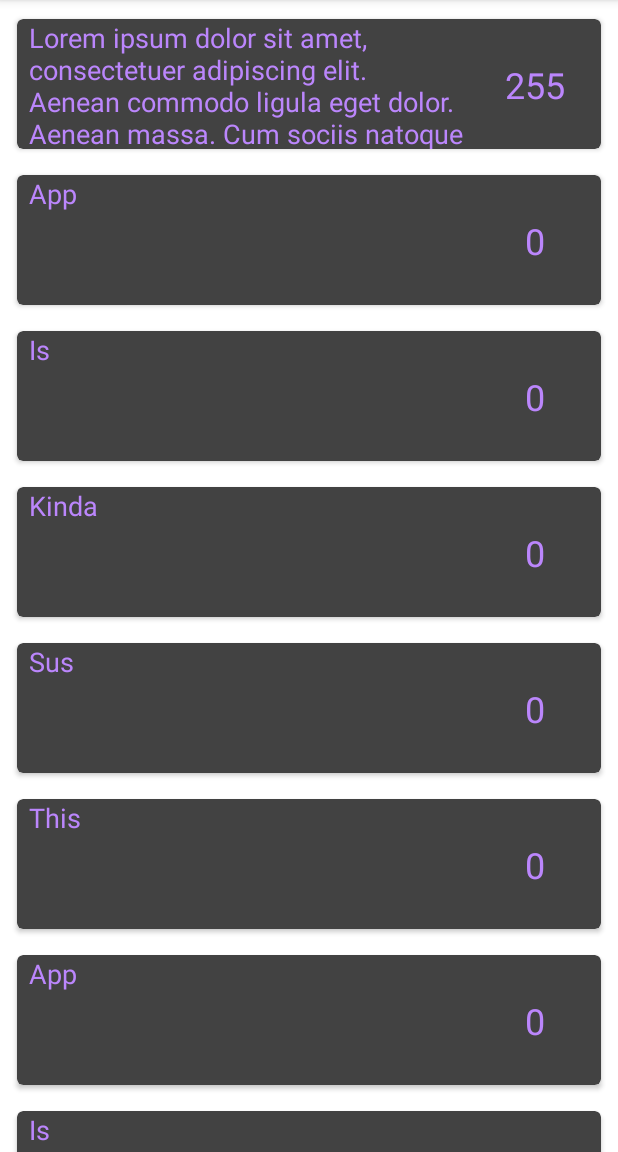
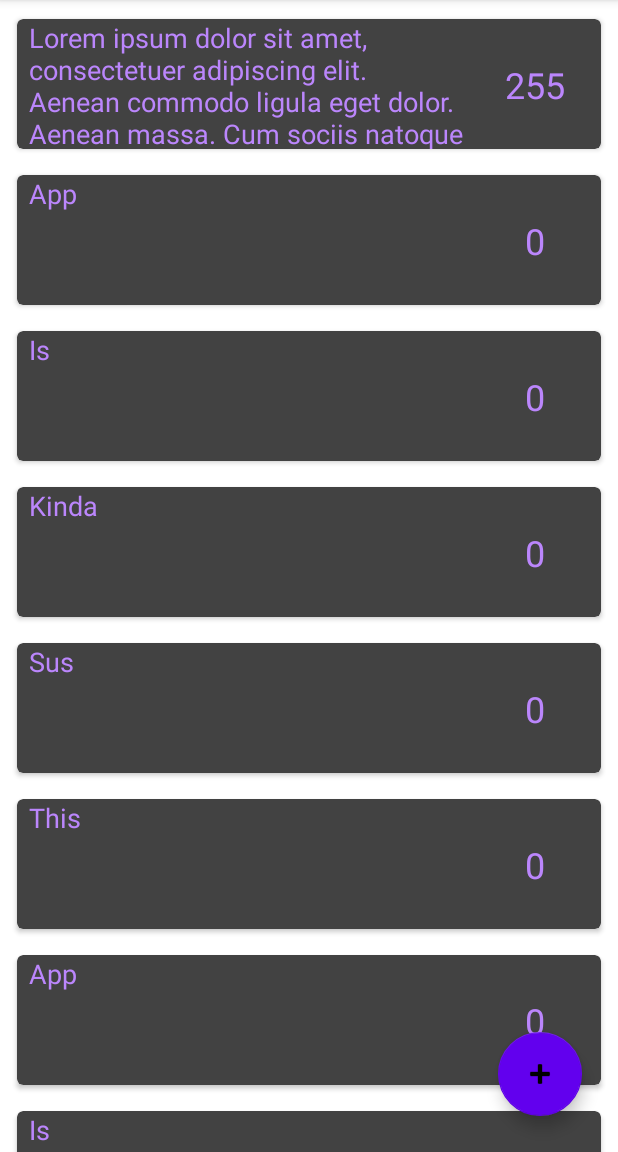
Before and after one commit to MarkErgusNicholl/Yourpinions, an Android app: the screen it shows after launch (MainActivity), on a phone screen of 412 x 824 dp, the part 84-1236 px from its top. Run offline under Robolectric (Android 15) with nearby library versions, the phone set to English and light mode, and no system bars; our stand-ins replace Firebase (no records; nobody signed in at launch, a user with empty details on screens opened directly).

```diff
--- a/app/build.gradle
+++ b/app/build.gradle
@@ -42,6 +42,7 @@ dependencies {
     implementation 'androidx.lifecycle:lifecycle-livedata-ktx:2.2.0'
     implementation 'androidx.lifecycle:lifecycle-viewmodel-ktx:2.2.0'
     implementation 'com.google.firebase:firebase-database:19.2.1'
+    implementation 'androidx.legacy:legacy-support-v4:1.0.0'
     testImplementation 'junit:junit:4.+'
     androidTestImplementation 'androidx.test.ext:junit:1.1.2'
     androidTestImplementation 'androidx.test.espresso:espresso-core:3.3.0'
--- a/app/src/main/java/com/example/yourpinions/ui/main/MainFragment.kt
+++ b/app/src/main/java/com/example/yourpinions/ui/main/MainFragment.kt
@@ -2,16 +2,15 @@ package com.example.yourpinions.ui.main
 
 import androidx.lifecycle.ViewModelProvider
 import android.os.Bundle
-import android.util.Log
 import androidx.fragment.app.Fragment
 import android.view.LayoutInflater
 import android.view.View
 import android.view.ViewGroup
 import androidx.recyclerview.widget.LinearLayoutManager
 import androidx.recyclerview.widget.RecyclerView
-import com.example.yourpinions.MainActivity
 import com.example.yourpinions.R
 import com.example.yourpinions.data.Yourpinion
+import com.google.android.material.floatingactionbutton.FloatingActionButton
 
 class MainFragment : Fragment() {
 
@@ -23,6 +22,7 @@ class MainFragment : Fragment() {
     private lateinit var recyclerView: RecyclerView
     private lateinit var linearLayoutManager: LinearLayoutManager
     private lateinit var adapter: YourpinionRecyclerViewAdapter
+    private lateinit var addYoupinion: FloatingActionButton
 
     // DUMMY DATA
     private val dummyYourpinionList = ArrayList<Yourpinion>()
@@ -85,10 +85,9 @@ class MainFragment : Fragment() {
     override fun onViewCreated(view: View, savedInstanceState: Bundle?) {
         super.onViewCreated(view, savedInstanceState)
         recyclerView = view.findViewById(R.id.mainRecyclerView)
-        linearLayoutManager = LinearLayoutManager(activity)
-        adapter = YourpinionRecyclerViewAdapter(dummyYourpinionList)
-        recyclerView.adapter = adapter
-        recyclerView.layoutManager = linearLayoutManager
+        addYoupinion = view.findViewById(R.id.addYourpinion)
+        setupRecyclerView()
+        initAddYourpinionButtonListener()
     }
 
     override fun onActivityCreated(savedInstanceState: Bundle?) {
@@ -97,4 +96,21 @@ class MainFragment : Fragment() {
         // TODO: Use the ViewModel
     }
 
+    private fun setupRecyclerView() {
+        linearLayoutManager = LinearLayoutManager(activity)
+        adapter = YourpinionRecyclerViewAdapter(dummyYourpinionList)
+        recyclerView.adapter = adapter
+        recyclerView.layoutManager = linearLayoutManager
+    }
+
+    private fun initAddYourpinionButtonListener() {
+        addYoupinion.setOnClickListener {
+            //TODO: Use show/hide to save compute resource??
+            activity!!.supportFragmentManager.beginTransaction()
+                .replace(R.id.container, YourpinionSubmissionFragment.newInstance())
+                .addToBackStack("")
+                .commit()
+        }
+    }
+
 }
--- a/app/src/main/res/layout/main_fragment.xml
+++ b/app/src/main/res/layout/main_fragment.xml
@@ -15,4 +15,16 @@
         tools:layout_editor_absoluteX="196dp"
         tools:layout_editor_absoluteY="360dp" />
 
+    <com.google.android.material.floatingactionbutton.FloatingActionButton
+        android:id="@+id/addYourpinion"
+        android:layout_width="wrap_content"
+        android:layout_height="wrap_content"
+        android:layout_marginEnd="24dp"
+        android:layout_marginBottom="24dp"
+        android:clickable="true"
+        android:src="@android:drawable/ic_input_add"
+        app:backgroundTint="@color/purple_500"
+        app:layout_constraintBottom_toBottomOf="parent"
+        app:layout_constraintEnd_toEndOf="parent" />
+
 </androidx.constraintlayout.widget.ConstraintLayout>
--- a/app/src/main/res/values/colors.xml
+++ b/app/src/main/res/values/colors.xml
@@ -7,4 +7,5 @@
     <color name="teal_700">#FF018786</color>
     <color name="black">#FF000000</color>
     <color name="white">#FFFFFFFF</color>
+    <color name="red">#FFFF0000</color>
 </resources>
--- a/app/src/main/res/values/strings.xml
+++ b/app/src/main/res/values/strings.xml
@@ -1,3 +1,4 @@
 <resources>
     <string name="app_name">Yourpinions</string>
+    <string name="yourpinion_submission_prompt">Let everyone know what\'s on your mind...</string>
 </resources>
```
Also changed, not shown: app/src/main/java/com/example/yourpinions/ui/main/YourpinionSubmissionFragment.kt (added, +66 -0 lines), app/src/main/java/com/example/yourpinions/ui/main/YourpinionSubmissionViewModel.kt (added, +7 -0 lines), app/src/main/res/layout/yourpinion_submission_fragment.xml (added, +59 -0 lines).
